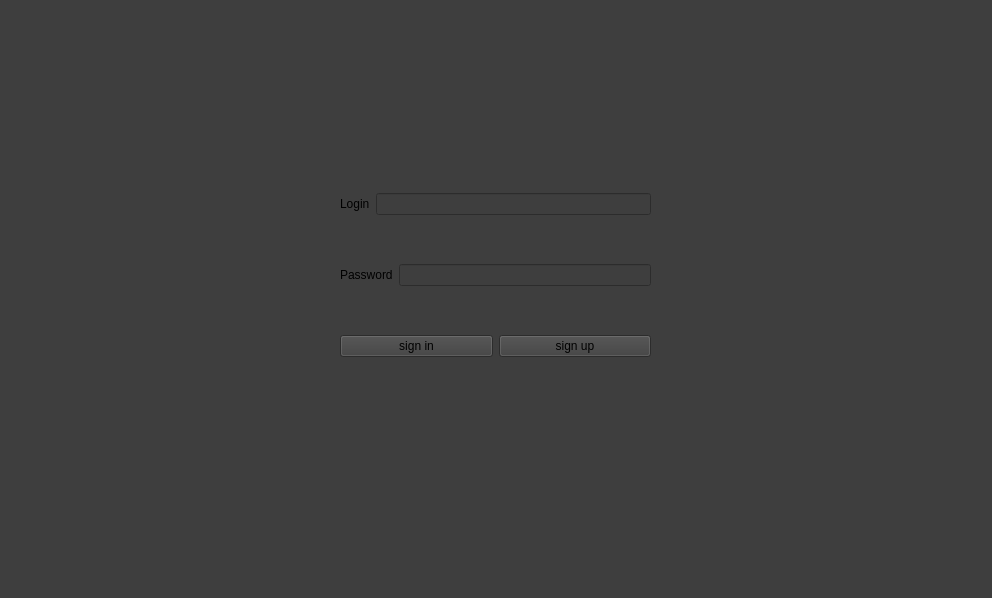
Before: the Qt Designer form UI/w_login/loginwindow.ui in Saigz/task_tracker_qt, drawn with Qt 5.
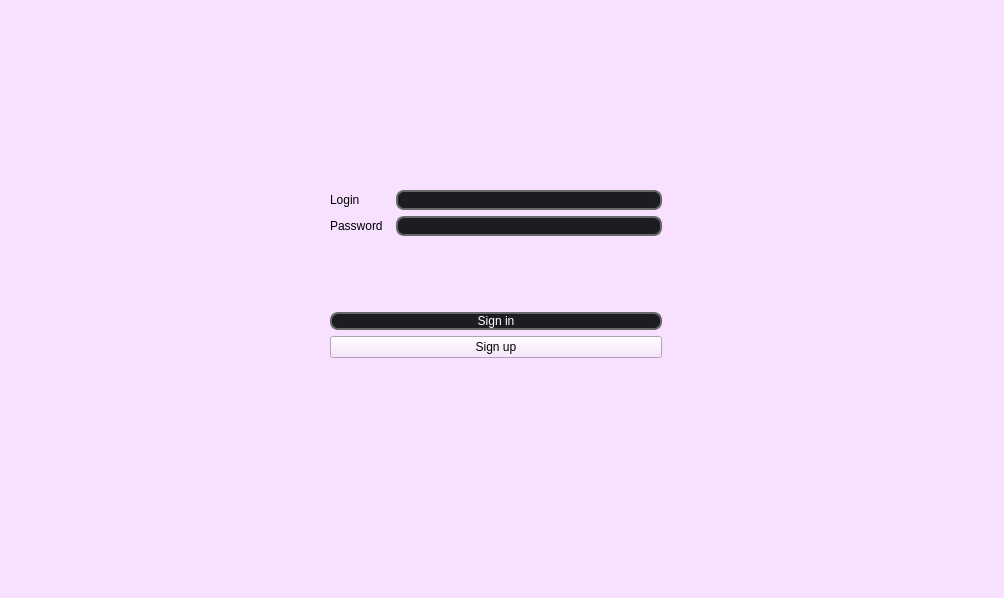
After: the same form once the commit is applied.

```diff
--- a/UI/w_login/loginwindow.ui
+++ b/UI/w_login/loginwindow.ui
@@ -6,81 +6,187 @@
    <rect>
     <x>0</x>
     <y>0</y>
-    <width>992</width>
+    <width>1004</width>
     <height>598</height>
    </rect>
   </property>
+  <property name="minimumSize">
+   <size>
+    <width>1004</width>
+    <height>598</height>
+   </size>
+  </property>
+  <property name="maximumSize">
+   <size>
+    <width>1004</width>
+    <height>598</height>
+   </size>
+  </property>
   <property name="windowTitle">
    <string>LoginWindow</string>
   </property>
   <property name="styleSheet">
-   <string notr="true">background-color: rgb(62, 62, 62);
-
-
-</string>
+   <string notr="true">background-color: rgb(248, 224, 255);</string>
   </property>
   <widget class="QWidget" name="centralwidget">
-   <widget class="QWidget" name="verticalLayoutWidget_2">
+   <widget class="QWidget" name="">
     <property name="geometry">
      <rect>
-      <x>340</x>
-      <y>150</y>
-      <width>311</width>
-      <height>251</height>
+      <x>330</x>
+      <y>190</y>
+      <width>332</width>
+      <height>168</height>
      </rect>
     </property>
-    <layout class="QVBoxLayout" name="verticalLayout_3">
+    <layout class="QVBoxLayout" name="verticalLayout_4">
      <item>
-      <layout class="QHBoxLayout" name="horizontalLayout_4">
+      <layout class="QHBoxLayout" name="horizontalLayout">
        <item>
-        <widget class="QLabel" name="label_Login">
-         <property name="text">
-          <string>Login</string>
-         </property>
-        </widget>
-       </item>
-       <item>
-        <widget class="QLineEdit" name="lineEdit_Login"/>
-       </item>
-      </layout>
-     </item>
-     <item>
-      <layout class="QVBoxLayout" name="verticalLayout_2">
-       <item>
-        <layout class="QHBoxLayout" name="horizontalLayout_5">
+        <layout class="QVBoxLayout" name="verticalLayout_2">
+         <item>
+          <widget class="QLabel" name="label_Login">
+           <property name="styleSheet">
+            <string notr="true">QLabel {
+	font: 600 12pt &quot;Montserrat SemiBold&quot;;
+}</string>
+           </property>
+           <property name="text">
+            <string>Login         </string>
+           </property>
+          </widget>
+         </item>
          <item>
           <widget class="QLabel" name="label_Password">
+           <property name="styleSheet">
+            <string notr="true">QLabel {
+	font: 600 12pt &quot;Montserrat SemiBold&quot;;
+}</string>
+           </property>
            <property name="text">
             <string>Password</string>
            </property>
           </widget>
          </item>
+        </layout>
+       </item>
+       <item>
+        <layout class="QVBoxLayout" name="verticalLayout">
          <item>
-          <widget class="QLineEdit" name="lineEdit_Password"/>
+          <widget class="QLineEdit" name="lineEdit_Login">
+           <property name="styleSheet">
+            <string notr="true">QLineEdit {
+	border: 2px solid rgb(104, 104, 104);
+	border-radius: 8px;
+	padding-left: auto;
+    padding-right: auto;
+	color: rgb(255, 255, 255);
+	background-color: rgb(27, 29, 35);
+	font: 600 11pt &quot;Montserrat SemiBold&quot;;
+}
+QLineEdit:hover {
+	border: 2px solid rgb(48, 50, 62);
+}
+QLineEdit:focus {
+	border: 2px solid rgb(85, 170, 255);
+	background-color: rgb(43, 45, 56);
+}
+
+</string>
+           </property>
+          </widget>
+         </item>
+         <item>
+          <widget class="QLineEdit" name="lineEdit_Password">
+           <property name="styleSheet">
+            <string notr="true">QLineEdit {
+	border: 2px solid rgb(104, 104, 104);
+	border-radius: 8px;
+	padding-left: auto;
+    padding-right: auto;
+	color: rgb(255, 255, 255);
+	background-color: rgb(27, 29, 35);
+	font: 600 11pt &quot;Montserrat SemiBold&quot;;
+}
+QLineEdit:hover {
+	border: 2px solid rgb(48, 50, 62);
+}
+QLineEdit:focus {
+	border: 2px solid rgb(85, 170, 255);
+	background-color: rgb(43, 45, 56);
+}
+
+</string>
+           </property>
+          </widget>
          </item>
         </layout>
        </item>
       </layout>
      </item>
      <item>
-      <layout class="QHBoxLayout" name="horizontalLayout_6">
+      <layout class="QVBoxLayout" name="verticalLayout_3">
+       <item>
+        <spacer name="verticalSpacer">
+         <property name="orientation">
+          <enum>Qt::Vertical</enum>
+         </property>
+         <property name="sizeHint" stdset="0">
+          <size>
+           <width>20</width>
+           <height>40</height>
+          </size>
+         </property>
+        </spacer>
+       </item>
        <item>
         <widget class="QPushButton" name="btn_SignIn">
          <property name="styleSheet">
-          <string notr="true"/>
+          <string notr="true">QPushButton {
+	border: 2px solid rgb(104, 104, 104);
+	border-radius: 8px;
+	padding-left: auto;
+    padding-right: auto;
+	color: rgb(255, 255, 255);
+	background-color: rgb(27, 29, 35);
+	font: 600 12pt &quot;Montserrat SemiBold&quot;;
+}
+QPushButton:hover {
+	border: 2px solid rgb(85, 170, 255);
+	background-color: rgb(43, 45, 56);
+}
+QPushButton:focus {
+	border: 2px solid rgb(48, 50, 62);
+}
+</string>
          </property>
          <property name="text">
-          <string>sign in</string>
+          <string>Sign in</string>
          </property>
         </widget>
        </item>
        <item>
         <widget class="QPushButton" name="btn_SignUp">
          <property name="styleSheet">
-          <string notr="true">border-color: rgb(32, 255, 210);</string>
+          <string notr="true">QPushButton {
+	border: 2px solid rgb(104, 104, 104);
+	border-radius: 8px;
+	padding-left: auto;
+    padding-right: auto;
+	color: rgb(255, 255, 255);
+	background-color: rgb(27, 29, 35);
+	font: 600 12pt &quot;Montserrat SemiBold&quot;;
+}
+QPushButton:hover {
+	border: 2px solid rgb(85, 170, 255);
+	background-color: rgb(43, 45, 56);
+}
+QPushButton:focus {
+	border: 2px solid rgb(48, 50, 62);
+}
+border-color: rgb(32, 255, 210);</string>
          </property>
          <property name="text">
-          <string>sign up</string>
+          <string>Sign up</string>
          </property>
         </widget>
        </item>
```
